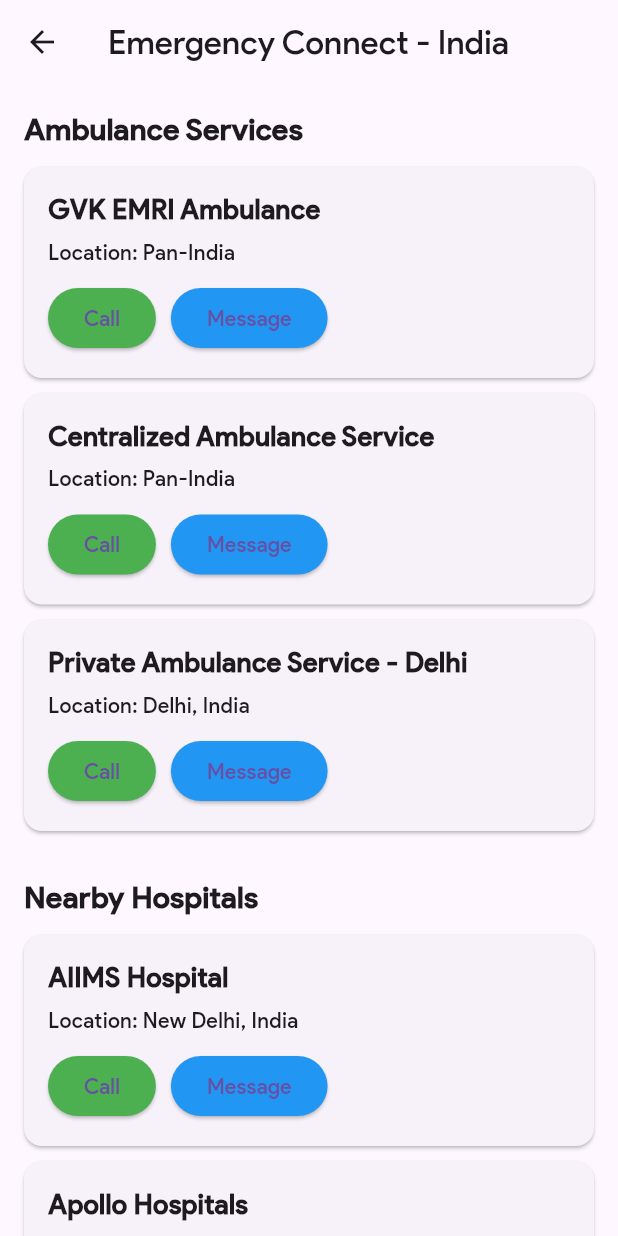
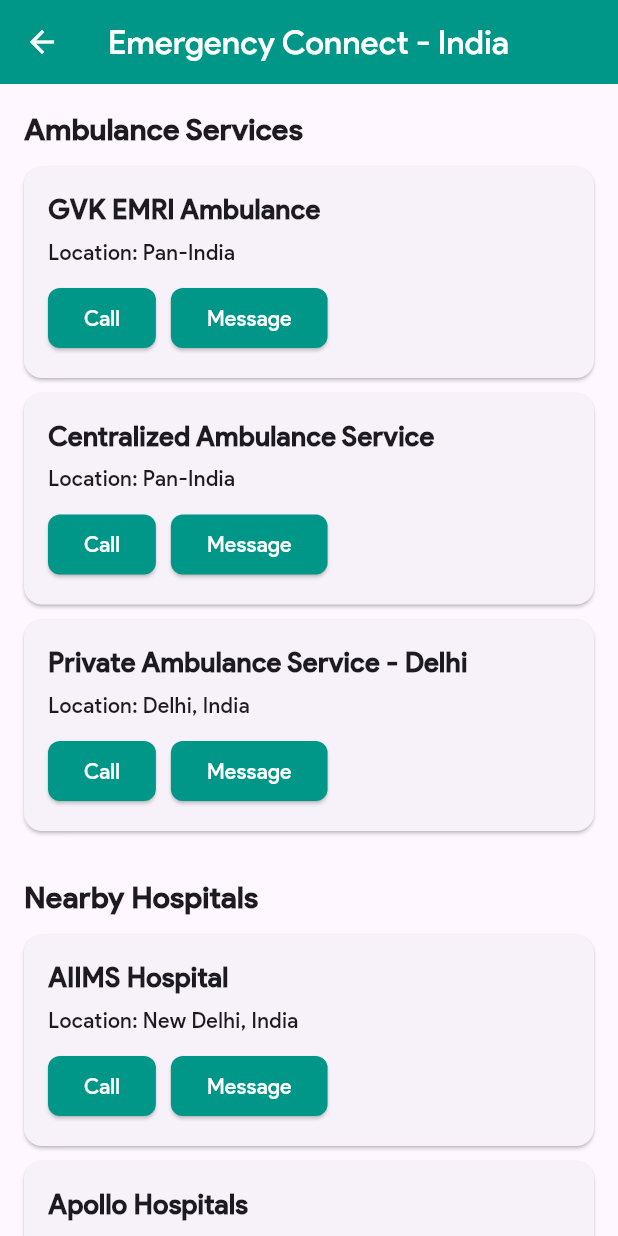
Before and after one commit to Priyanshg0211/Aarogya-Vishwas, a Flutter app: the EmergencyConnectPage screen opened directly, on a phone screen of 412 x 824 dp. Run offline on Flutter 3.47's test engine with Material 3 defaults, Android fonts, the phone set to English and light mode, and no system bars; our stand-ins replace cached_network_image, cloud_firestore, file_picker, firebase_auth, firebase_core, flutter_markdown and 6 more; missing offline and left inert: pdfx; accounts and stored records are empty.

Commit message:
UI Updated

```diff
--- a/lib/Feature/AI model/widget/ModelUI.dart
+++ b/lib/Feature/AI model/widget/ModelUI.dart
@@ -83,7 +83,7 @@
 
           _addMessage(ChatMessage(
             text: AppLocalizations.of(context)!
-                .translate('summarizeMedicalReport'),
+                .translate('Summarize this Medical Report'),
             isUser: true,
             imageFile: file,
             textStyle: messageTextStyle,
@@ -329,7 +329,7 @@
               controller: _textController,
               decoration: InputDecoration(
                 hintText: AppLocalizations.of(context)!
-                    .translate('sendMessage'), // Localized hint text
+                    .translate('Send Message'), // Localized hint text
                 hintStyle: TextStyle(
                   fontFamily: 'Product Sans Mediumr',
                   fontWeight: FontWeight.w400,
--- a/lib/Feature/ambulance/ambulance.dart
+++ b/lib/Feature/ambulance/ambulance.dart
@@ -2,22 +2,6 @@
 import 'package:flutter/material.dart';
 import 'package:url_launcher/url_launcher.dart'; // For making calls and sending messages
 
-void main() {
-  runApp(MyApp());
-}
-
-class MyApp extends StatelessWidget {
-  @override
-  Widget build(BuildContext context) {
-    return MaterialApp(
-      title: 'Emergency Connect - India',
-      theme: ThemeData(
-        primarySwatch: Colors.red,
-      ),
-      home: EmergencyConnectPage(),
-    );
-  }
-}
 
 class EmergencyConnectPage extends StatelessWidget {
   // Sample data for ambulances in India
@@ -84,14 +68,15 @@
   Widget build(BuildContext context) {
     return Scaffold(
       appBar: AppBar(
+        backgroundColor: Colors.teal,
          leading: IconButton(
-          icon: Icon(Icons.arrow_back),
+          icon: Icon(Icons.arrow_back,color: Colors.white,),
           onPressed: () {
             Navigator.pushReplacement(
                 context, MaterialPageRoute(builder: (context) => HomeScreen()));
           },
         ),
-        title: Text('Emergency Connect - India'),
+        title: Text('Emergency Connect - India',style: TextStyle(color: Colors.white),),
       ),
       body: SingleChildScrollView(
         child: Padding(
@@ -153,17 +138,23 @@
               children: [
                 ElevatedButton(
                   onPressed: () => _makeCall(phone),
-                  child: Text('Call'),
+                  child: Text('Call',style: TextStyle(color: Colors.white)),
                   style: ElevatedButton.styleFrom(
-                    backgroundColor: Colors.green,
+                    backgroundColor: Colors.teal,
+                     shape: RoundedRectangleBorder(
+                    borderRadius: BorderRadius.circular(8),
+                  ),
                   ),
                 ),
                 SizedBox(width: 10),
                 ElevatedButton(
                   onPressed: () => _sendMessage(phone),
-                  child: Text('Message'),
+                  child: Text('Message',style: TextStyle(color: Colors.white),),
                   style: ElevatedButton.styleFrom(
-                    backgroundColor: Colors.blue,
+                    backgroundColor: Colors.teal,
+                    shape: RoundedRectangleBorder(
+                    borderRadius: BorderRadius.circular(8),
+                  ),
                   ),
                 ),
               ],
```
Also changed, not shown: assets/languages/hi.json (+21 -2 lines).
